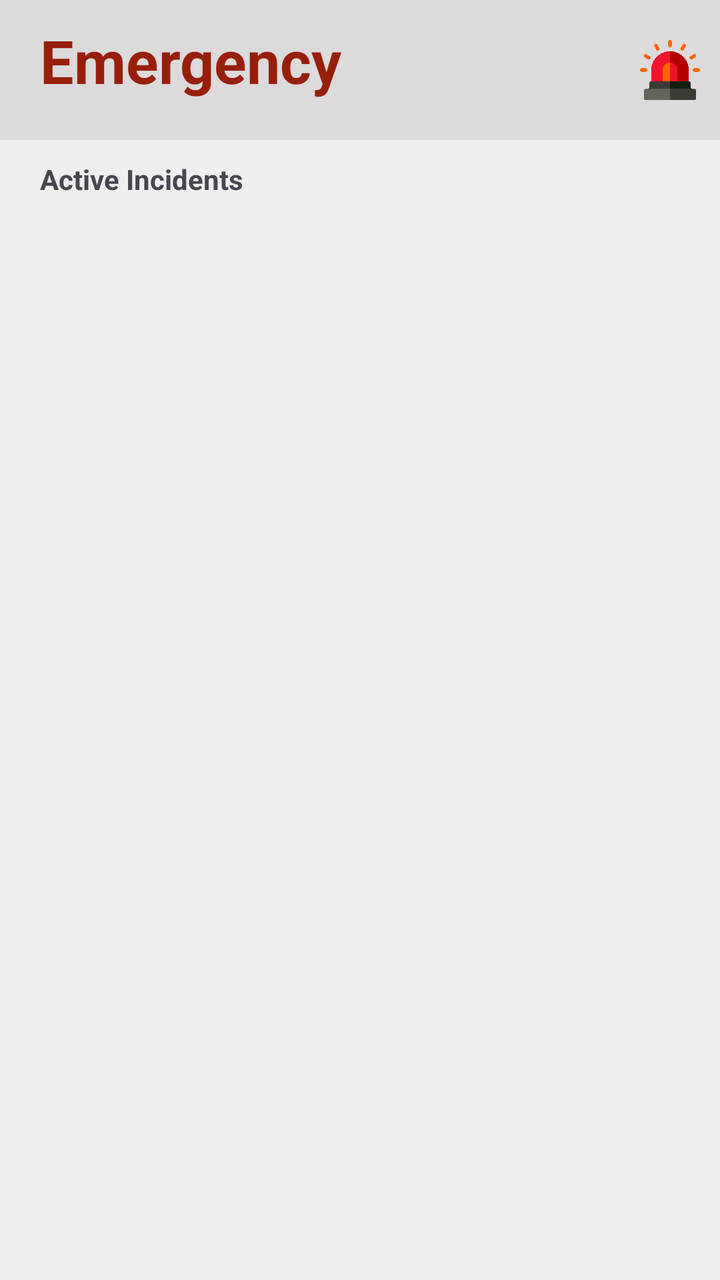
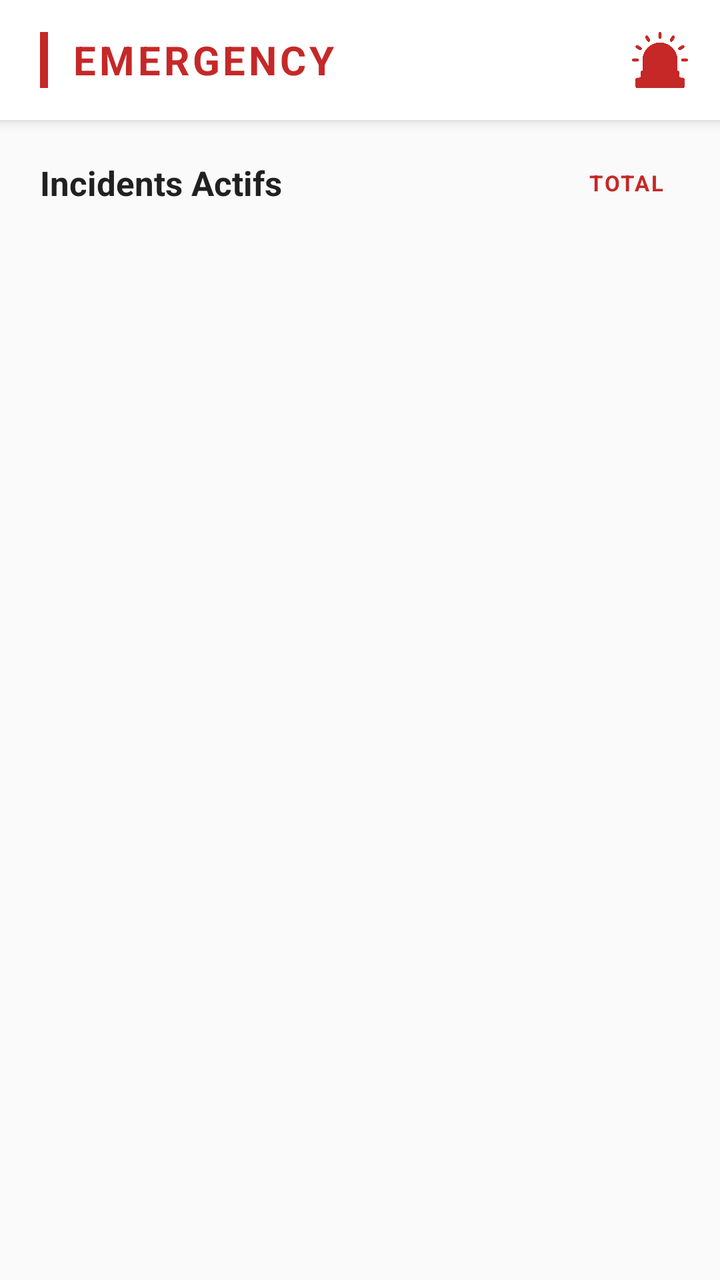

Before-and-after screenshots of an Android layout around one commit, followed by the original layout XML and the change that was made.
<!-- AndroidManifest.xml: application theme Theme.MyApplication -->
<!-- res/layout/fragment_screen2.xml -->
<?xml version="1.0" encoding="utf-8"?>
<FrameLayout xmlns:android="http://schemas.android.com/apk/res/android"
    xmlns:tools="http://schemas.android.com/tools"
    android:layout_width="match_parent"
    android:layout_height="match_parent"
    xmlns:app="http://schemas.android.com/apk/res-auto">

    <androidx.constraintlayout.widget.ConstraintLayout
        android:layout_width="match_parent"
        android:layout_height="match_parent"
        android:background="@color/light_gray">

        <androidx.constraintlayout.widget.ConstraintLayout
            android:layout_width="match_parent"
            android:layout_height="wrap_content"
            app:layout_constraintStart_toStartOf="parent"
            app:layout_constraintTop_toTopOf="parent"
            android:id="@+id/header"
            android:background="@color/gray">

            <TextView
                android:layout_width="wrap_content"
                android:layout_height="wrap_content"
                android:layout_marginLeft="10sp"
                android:padding="10sp"
                android:text="Emergency"
                android:textColor="@color/red"
                android:textSize="30sp"
                android:textStyle="bold"
                app:layout_constraintStart_toStartOf="@id/header"
                app:layout_constraintTop_toTopOf="parent" />

            <ImageView
                android:layout_width="30dp"
                android:layout_height="50dp"
                android:layout_margin="10sp"
                android:layout_marginTop="4dp"
                android:layout_marginEnd="16dp"
                android:src="@drawable/emergency"
                app:layout_constraintBottom_toBottomOf="parent"
                app:layout_constraintEnd_toEndOf="@id/header"
                app:layout_constraintTop_toTopOf="@id/header" />

        </androidx.constraintlayout.widget.ConstraintLayout>

        <TextView
            android:layout_width="match_parent"
            android:layout_height="wrap_content"
            android:id="@+id/active_incidents"
            android:text="Active Incidents"
            app:layout_constraintEnd_toEndOf="parent"
            app:layout_constraintStart_toStartOf="parent"
            app:layout_constraintTop_toBottomOf="@id/header"
            app:layout_constraintBottom_toTopOf="@id/my_list_view"
            android:layout_marginTop="10dp"
            android:layout_marginBottom="10dp"
            android:layout_marginStart="20dp"
            android:textStyle="bold"
            />
        <ListView
            android:layout_width="match_parent"
            android:layout_height="wrap_content"
            android:id="@+id/my_list_view"
            app:layout_constraintTop_toBottomOf="@+id/active_incidents"
            app:layout_constraintEnd_toEndOf="parent"
            app:layout_constraintStart_toStartOf="parent"
            android:dividerHeight="5dp"
            android:divider="#ffa0ca12"
            android:layout_marginTop="10dp"/>


    </androidx.constraintlayout.widget.ConstraintLayout>

</FrameLayout>
<!-- resources referenced by this layout -->
<resources>
  <color name="gray">#DCDADA</color>
  <color name="light_gray">#F0EEEE</color>
  <color name="red">#971F0A</color>
  <!-- drawable emergency: png bitmap (drawable, 15995 bytes) -->
  <style name="Theme.MyApplication" parent="Base.Theme.MyApplication" />
  <style name="Base.Theme.MyApplication" parent="Theme.Material3.DayNight.NoActionBar">
          
          
      </style>
</resources>

<!-- the commit's change to res/layout/fragment_screen2.xml (unified diff, before → after) -->
@@ -1,74 +1,94 @@
 <?xml version="1.0" encoding="utf-8"?>
-<FrameLayout xmlns:android="http://schemas.android.com/apk/res/android"
-    xmlns:tools="http://schemas.android.com/tools"
+<LinearLayout xmlns:android="http://schemas.android.com/apk/res/android"
+    xmlns:app="http://schemas.android.com/apk/res-auto"
     android:layout_width="match_parent"
     android:layout_height="match_parent"
-    xmlns:app="http://schemas.android.com/apk/res-auto">
+    android:orientation="vertical"
+    android:background="#FAFAFA">
 
-    <androidx.constraintlayout.widget.ConstraintLayout
+    
+    <LinearLayout
         android:layout_width="match_parent"
-        android:layout_height="match_parent"
-        android:background="@color/light_gray">
+        android:layout_height="60dp"
+        android:orientation="horizontal"
+        android:background="#FFFFFF"
+        android:paddingStart="20dp"
+        android:paddingEnd="16dp"
+        android:gravity="center_vertical"
+        android:elevation="4dp">
 
-        <androidx.constraintlayout.widget.ConstraintLayout
-            android:layout_width="match_parent"
-            android:layout_height="wrap_content"
-            app:layout_constraintStart_toStartOf="parent"
-            app:layout_constraintTop_toTopOf="parent"
-            android:id="@+id/header"
-            android:background="@color/gray">
-
-            <TextView
-                android:layout_width="wrap_content"
-                android:layout_height="wrap_content"
-                android:layout_marginLeft="10sp"
-                android:padding="10sp"
-                android:text="Emergency"
-                android:textColor="@color/red"
-                android:textSize="30sp"
-                android:textStyle="bold"
-                app:layout_constraintStart_toStartOf="@id/header"
-                app:layout_constraintTop_toTopOf="parent" />
-
-            <ImageView
-                android:layout_width="30dp"
-                android:layout_height="50dp"
-                android:layout_margin="10sp"
-                android:layout_marginTop="4dp"
-                android:layout_marginEnd="16dp"
-                android:src="@drawable/emergency"
-                app:layout_constraintBottom_toBottomOf="parent"
-                app:layout_constraintEnd_toEndOf="@id/header"
-                app:layout_constraintTop_toTopOf="@id/header" />
-
-        </androidx.constraintlayout.widget.ConstraintLayout>
+        <View
+            android:layout_width="4dp"
+            android:layout_height="28dp"
+            android:background="#C62828"
+            android:layout_marginEnd="12dp" />
 
         <TextView
-            android:layout_width="match_parent"
+            android:layout_width="0dp"
             android:layout_height="wrap_content"
+            android:layout_weight="1"
+            android:text="EMERGENCY"
+            android:textColor="#C62828"
+            android:textSize="20sp"
+            android:textStyle="bold"
+            android:letterSpacing="0.08" />
+
+        <ImageView
+            android:layout_width="28dp"
+            android:layout_height="28dp"
+            android:src="@drawable/emergency"
+            app:tint="#C62828" />
+
+    </LinearLayout>
+
+    
+    <LinearLayout
+        android:layout_width="match_parent"
+        android:layout_height="wrap_content"
+        android:orientation="horizontal"
+        android:paddingStart="20dp"
+        android:paddingEnd="20dp"
+        android:paddingTop="20dp"
+        android:paddingBottom="10dp"
+        android:gravity="center_vertical">
+
+        <TextView
             android:id="@+id/active_incidents"
-            android:text="Active Incidents"
-            app:layout_constraintEnd_toEndOf="parent"
-            app:layout_constraintStart_toStartOf="parent"
-            app:layout_constraintTop_toBottomOf="@id/header"
-            app:layout_constraintBottom_toTopOf="@id/my_list_view"
-            android:layout_marginTop="10dp"
-            android:layout_marginBottom="10dp"
-            android:layout_marginStart="20dp"
+            android:layout_width="0dp"
+            android:layout_height="wrap_content"
+            android:layout_weight="1"
+            android:text="Incidents Actifs"
+            android:textSize="17sp"
             android:textStyle="bold"
-            />
-        <ListView
-            android:layout_width="match_parent"
+            android:textColor="#212121" />
+
+        
+        <TextView
+            android:layout_width="wrap_content"
             android:layout_height="wrap_content"
-            android:id="@+id/my_list_view"
-            app:layout_constraintTop_toBottomOf="@+id/active_incidents"
-            app:layout_constraintEnd_toEndOf="parent"
-            app:layout_constraintStart_toStartOf="parent"
-            android:dividerHeight="5dp"
-            android:divider="#ffa0ca12"
-            android:layout_marginTop="10dp"/>
+            android:text="TOTAL"
+            android:textColor="#C62828"
+            android:textSize="11sp"
+            android:textStyle="bold"
+            android:letterSpacing="0.08"
+            android:layout_marginEnd="8dp" />
 
+    </LinearLayout>
 
-    </androidx.constraintlayout.widget.ConstraintLayout>
+    
+    
+    <ListView
+        android:id="@+id/my_list_view"
+        android:layout_width="match_parent"
+        android:layout_height="0dp"
+        android:layout_weight="1"
+        android:divider="#ffa0ca12"
+        android:dividerHeight="3dp"
+        android:paddingStart="12dp"
+        android:paddingEnd="12dp"
+        android:paddingTop="4dp"
+        android:paddingBottom="16dp"
+        android:clipToPadding="false"
+        android:scrollbars="none" />
 
-</FrameLayout>
+</LinearLayout>
<!-- resource entries referenced after the edit -->
@@ -1,8 +1,5 @@
 <!-- resources referenced by this layout -->
 <resources>
-  <color name="gray">#DCDADA</color>
-  <color name="light_gray">#F0EEEE</color>
-  <color name="red">#971F0A</color>
   <!-- drawable emergency: png bitmap (drawable, 15995 bytes) -->
   <style name="Theme.MyApplication" parent="Base.Theme.MyApplication" />
   <style name="Base.Theme.MyApplication" parent="Theme.Material3.DayNight.NoActionBar">
